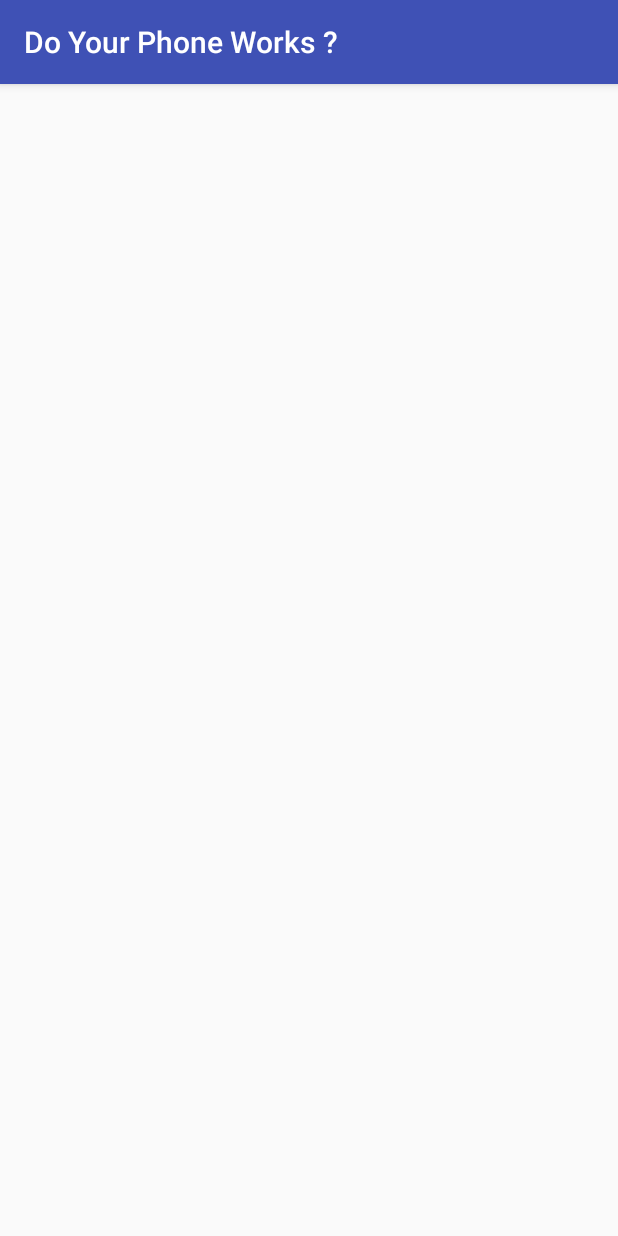
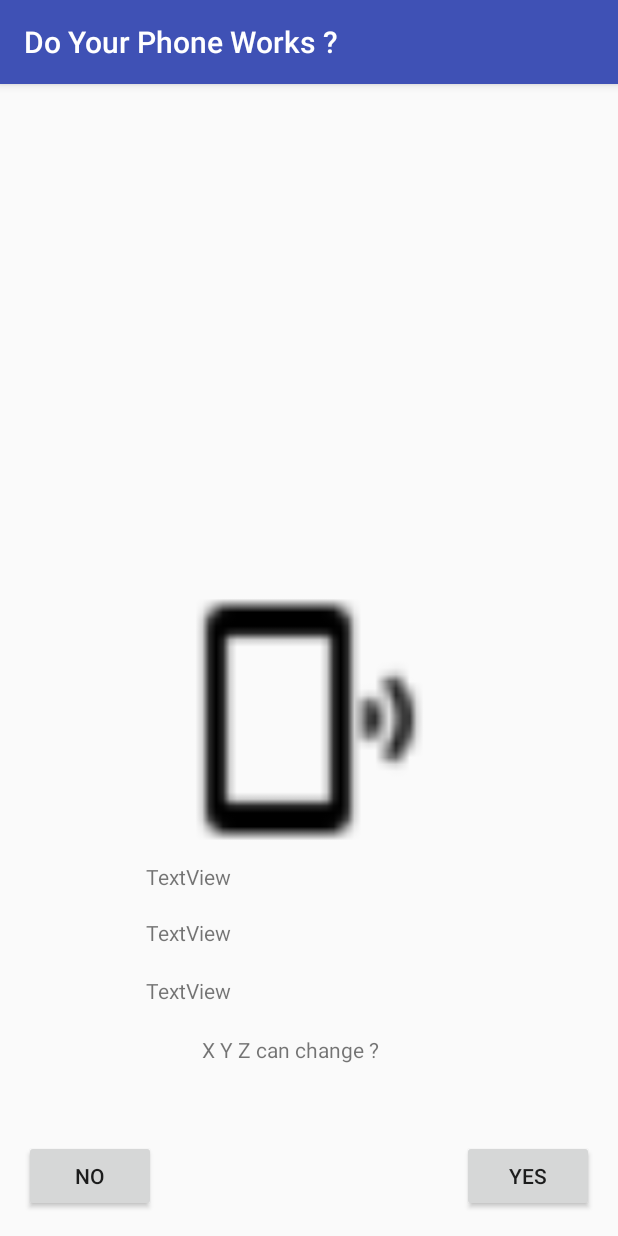
Before and after one commit to Vireth/Android_BJTU, an Android app: the AccelerometerActivity screen opened directly, with no data from a screen before it, on a phone screen of 412 x 824 dp. Run offline under Robolectric (Android 15) with nearby library versions, the light colour scheme and no system bars.

Commit message:
New Asdd

```diff
--- a/DoYourPhoneSuck/mobile/src/main/java/com/example/vireth/doyourphonesuck/AccelerometerActivity.java
+++ b/DoYourPhoneSuck/mobile/src/main/java/com/example/vireth/doyourphonesuck/AccelerometerActivity.java
@@ -1,13 +1,61 @@
 package com.example.vireth.doyourphonesuck;
 
+import android.content.Intent;
+import android.hardware.Sensor;
+import android.hardware.SensorEvent;
+import android.hardware.SensorEventListener;
+import android.hardware.SensorManager;
 import android.support.v7.app.AppCompatActivity;
 import android.os.Bundle;
+import android.view.View;
+import android.widget.TextView;
 
-public class AccelerometerActivity extends AppCompatActivity {
+public class AccelerometerActivity extends AppCompatActivity implements SensorEventListener {
+
+    private SensorManager sensorManager;
+    double ax,ay,az;
+    TextView textView19, textView20, textView21;
 
     @Override
-    protected void onCreate(Bundle savedInstanceState) {
+    public void onCreate(Bundle savedInstanceState) {
         super.onCreate(savedInstanceState);
         setContentView(R.layout.activity_accelerometer);
+
+        sensorManager=(SensorManager) getSystemService(SENSOR_SERVICE);
+        sensorManager.registerListener(this, sensorManager.getDefaultSensor(Sensor.TYPE_ACCELEROMETER), SensorManager.SENSOR_DELAY_NORMAL);
+    }
+    @Override
+    public void onAccuracyChanged(Sensor arg0, int arg1) {
+    }
+
+    @Override
+    public void onSensorChanged(SensorEvent event) {
+        if (event.sensor.getType()==Sensor.TYPE_ACCELEROMETER){
+            ax = event.values[0];
+            ay = event.values[1];
+            az = event.values[2];
+
+            textView19 = (TextView)findViewById(R.id.textView19);
+            textView20 = (TextView)findViewById(R.id.textView20);
+            textView21 = (TextView)findViewById(R.id.textView21);
+
+            textView19.setText("AX: " + Double.toString(ax));
+            textView20.setText("AY: " + Double.toString(ay));
+            textView21.setText("AZ: " + Double.toString(az));
+        }
+    }
+
+    public void sendOK(View view) {
+        Intent intent = new Intent();
+        intent.putExtra("editTextValue", "SUCCESS");
+        setResult(26, intent);
+        finish();
+    }
+
+    public void sendNo(View view) {
+        Intent intent = new Intent();
+        intent.putExtra("editTextValue", "FAIL");
+        setResult(26, intent);
+        finish();
     }
 }
--- a/DoYourPhoneSuck/mobile/src/main/res/layout/activity_accelerometer.xml
+++ b/DoYourPhoneSuck/mobile/src/main/res/layout/activity_accelerometer.xml
@@ -4,6 +4,96 @@
     xmlns:tools="http://schemas.android.com/tools"
     android:layout_width="match_parent"
     android:layout_height="match_parent"
-    tools:context="com.example.vireth.doyourphonesuck.AccelerometerActivity">
+    tools:context="com.example.vireth.doyourphonesuck.AccelerometerActivity"
+    tools:layout_editor_absoluteY="81dp"
+    tools:layout_editor_absoluteX="0dp">
 
+    <TextView
+        android:id="@+id/textView18"
+        android:layout_width="wrap_content"
+        android:layout_height="wrap_content"
+        android:text="X Y Z can change ?"
+        tools:layout_constraintTop_creator="1"
+        android:layout_marginStart="37dp"
+        android:layout_marginTop="20dp"
+        app:layout_constraintTop_toBottomOf="@+id/textView21"
+        tools:layout_constraintLeft_creator="1"
+        app:layout_constraintLeft_toLeftOf="@+id/textView21" />
+
+    <ImageView
+        android:id="@+id/imageView15"
+        android:layout_width="190dp"
+        android:layout_height="166dp"
+        app:srcCompat="@drawable/ic_phonelink_ring_black_24dp"
+        tools:layout_constraintRight_creator="1"
+        tools:layout_constraintBottom_creator="1"
+        app:layout_constraintBottom_toTopOf="@+id/textView19"
+        app:layout_constraintRight_toRightOf="parent"
+        tools:layout_constraintLeft_creator="1"
+        android:layout_marginBottom="12dp"
+        app:layout_constraintLeft_toLeftOf="parent" />
+
+    <Button
+        android:id="@+id/button36"
+        android:layout_width="wrap_content"
+        android:layout_height="wrap_content"
+        android:layout_marginEnd="16dp"
+        android:onClick="sendOK"
+        android:text="YES"
+        tools:layout_constraintRight_creator="1"
+        tools:layout_constraintBottom_creator="1"
+        app:layout_constraintBottom_toBottomOf="parent"
+        app:layout_constraintRight_toRightOf="parent"
+        android:layout_marginBottom="16dp" />
+
+    <Button
+        android:id="@+id/button35"
+        android:layout_width="wrap_content"
+        android:layout_height="wrap_content"
+        android:layout_marginStart="16dp"
+        android:onClick="sendNo"
+        android:text="NO"
+        tools:layout_constraintBottom_creator="1"
+        app:layout_constraintBottom_toBottomOf="parent"
+        tools:layout_constraintLeft_creator="1"
+        android:layout_marginBottom="16dp"
+        app:layout_constraintLeft_toLeftOf="parent" />
+
+    <TextView
+        android:id="@+id/textView19"
+        android:layout_width="wrap_content"
+        android:layout_height="wrap_content"
+        android:text="TextView"
+        tools:layout_constraintRight_creator="1"
+        tools:layout_constraintBottom_creator="1"
+        app:layout_constraintBottom_toTopOf="@+id/textView20"
+        app:layout_constraintRight_toRightOf="@+id/textView20"
+        tools:layout_constraintLeft_creator="1"
+        android:layout_marginBottom="18dp"
+        app:layout_constraintLeft_toLeftOf="@+id/textView20" />
+
+    <TextView
+        android:id="@+id/textView20"
+        android:layout_width="wrap_content"
+        android:layout_height="wrap_content"
+        android:text="TextView"
+        tools:layout_constraintRight_creator="1"
+        tools:layout_constraintBottom_creator="1"
+        app:layout_constraintBottom_toTopOf="@+id/textView21"
+        app:layout_constraintRight_toRightOf="@+id/textView21"
+        tools:layout_constraintLeft_creator="1"
+        android:layout_marginBottom="19dp"
+        app:layout_constraintLeft_toLeftOf="@+id/textView21" />
+
+    <TextView
+        android:id="@+id/textView21"
+        android:layout_width="wrap_content"
+        android:layout_height="wrap_content"
+        android:text="TextView"
+        tools:layout_constraintBottom_creator="1"
+        android:layout_marginStart="97dp"
+        app:layout_constraintBottom_toBottomOf="parent"
+        tools:layout_constraintLeft_creator="1"
+        android:layout_marginBottom="154dp"
+        app:layout_constraintLeft_toLeftOf="parent" />
 </android.support.constraint.ConstraintLayout>
```
